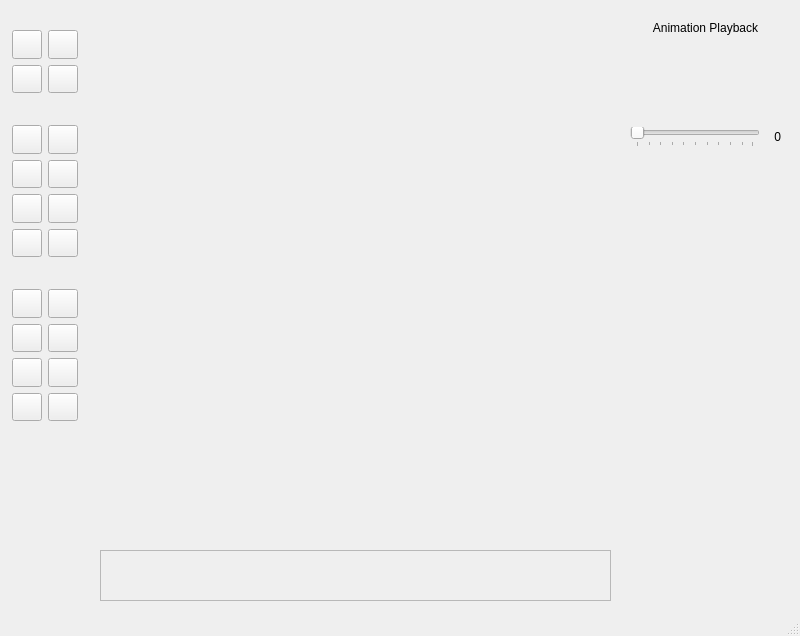
First picture: the form in SpriteEditor/spriteeditorvc.ui, repository GT3CH1/sprite-editor, before the edit.
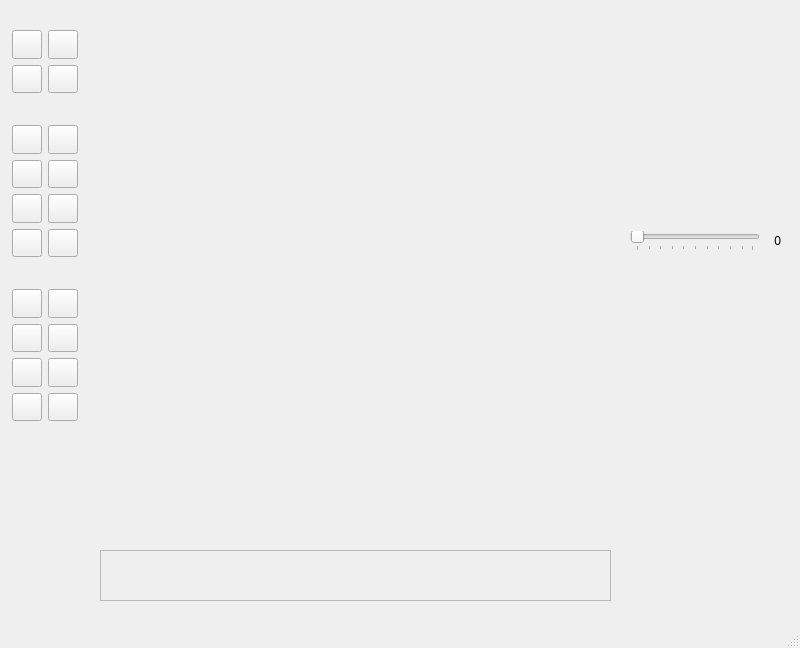
Second picture: the form after the edit. Icons and pictures are not drawn. Custom widgets are drawn as their Qt base class.

Patch:
```diff
--- a/SpriteEditor/spriteeditorvc.ui
+++ b/SpriteEditor/spriteeditorvc.ui
@@ -7,7 +7,7 @@
     <x>0</x>
     <y>0</y>
     <width>800</width>
-    <height>636</height>
+    <height>648</height>
    </rect>
   </property>
   <property name="windowTitle">
@@ -563,55 +563,11 @@
       <x>630</x>
       <y>20</y>
       <width>151</width>
-      <height>127</height>
+      <height>231</height>
      </rect>
     </property>
     <layout class="QGridLayout" name="playbackLayout">
-     <item row="0" column="0" colspan="2">
-      <widget class="QLabel" name="animationPlaybackLabel">
-       <property name="sizePolicy">
-        <sizepolicy hsizetype="MinimumExpanding" vsizetype="Expanding">
-         <horstretch>0</horstretch>
-         <verstretch>0</verstretch>
-        </sizepolicy>
-       </property>
-       <property name="maximumSize">
-        <size>
-         <width>16777215</width>
-         <height>16777215</height>
-        </size>
-       </property>
-       <property name="text">
-        <string>Animation Playback</string>
-       </property>
-       <property name="alignment">
-        <set>Qt::AlignCenter</set>
-       </property>
-      </widget>
-     </item>
-     <item row="2" column="1">
-      <widget class="QLabel" name="fpsLabel">
-       <property name="sizePolicy">
-        <sizepolicy hsizetype="Minimum" vsizetype="Minimum">
-         <horstretch>0</horstretch>
-         <verstretch>0</verstretch>
-        </sizepolicy>
-       </property>
-       <property name="minimumSize">
-        <size>
-         <width>15</width>
-         <height>0</height>
-        </size>
-       </property>
-       <property name="text">
-        <string>0</string>
-       </property>
-       <property name="alignment">
-        <set>Qt::AlignRight|Qt::AlignTrailing|Qt::AlignVCenter</set>
-       </property>
-      </widget>
-     </item>
-     <item row="2" column="0">
+     <item row="1" column="0">
       <widget class="QSlider" name="fpsSlider">
        <property name="orientation">
         <enum>Qt::Horizontal</enum>
@@ -624,7 +580,7 @@
        </property>
       </widget>
      </item>
-     <item row="1" column="0" colspan="2">
+     <item row="0" column="0" colspan="2">
       <widget class="QWidget" name="QRenderArea" native="true">
        <property name="minimumSize">
         <size>
@@ -634,6 +590,28 @@
        </property>
       </widget>
      </item>
+     <item row="1" column="1">
+      <widget class="QLabel" name="fpsLabel">
+       <property name="sizePolicy">
+        <sizepolicy hsizetype="Minimum" vsizetype="Minimum">
+         <horstretch>0</horstretch>
+         <verstretch>0</verstretch>
+        </sizepolicy>
+       </property>
+       <property name="minimumSize">
+        <size>
+         <width>15</width>
+         <height>0</height>
+        </size>
+       </property>
+       <property name="text">
+        <string>0</string>
+       </property>
+       <property name="alignment">
+        <set>Qt::AlignRight|Qt::AlignTrailing|Qt::AlignVCenter</set>
+       </property>
+      </widget>
+     </item>
     </layout>
    </widget>
    <widget class="RenderArea" name="mainCanvas" native="true">
```
Left out of the diff: 17 changed lines with no effect on the pictures.
